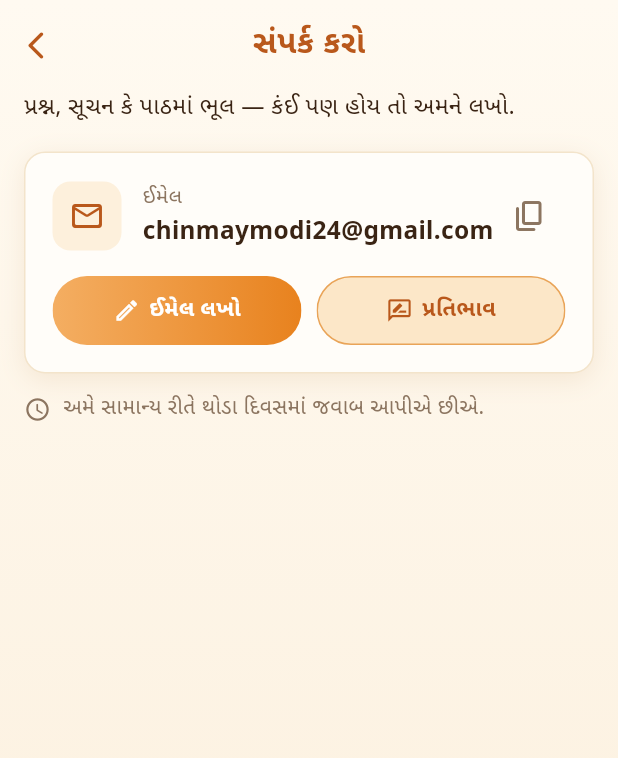
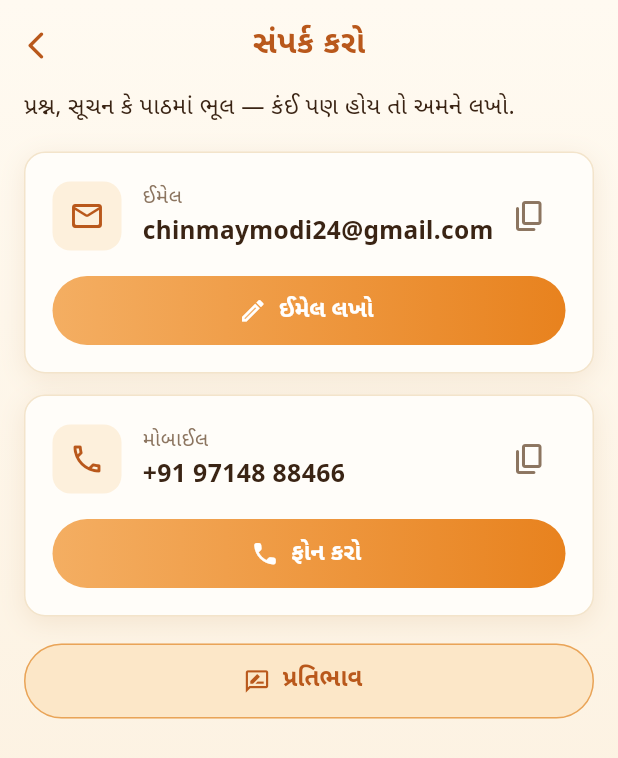
Before and after one commit to chinmaymodi24/pushtimarg-nitya-path, a Flutter app: the ContactView screen opened by its route, on a phone screen of 412 x 824 dp. Shown: the top 758 px of the screen. Run offline on Flutter 3.47's test engine with Material 3 defaults, Android fonts, the phone set to English and light mode, and no system bars; our stand-ins replace flutter_svg, get, get_storage; accounts and stored records are empty.

Commit message:
Contact: add mobile number with call; rename More to Menu
- Contact page shows email and mobile, each with copy and a primary
  action (write email / call); the reply-time line is removed.
- The More tab and page are now Menu; the description under the logo
  moves to About only.
- Menu and About headers align with every other page.

Co-Authored-By: Claude Opus 5.5 <noreply@anthropic.com>
Claude-Session: https://claude.ai/code/session_01GGw6umaZzkZjSnBB44UrMi

```diff
--- a/lib/core/config/app_config.dart
+++ b/lib/core/config/app_config.dart
@@ -3,6 +3,10 @@ abstract class AppConfig {
   static const version = '1.0.0';
   static const contactEmail = 'chinmaymodi24@gmail.com';
 
+  /// Shown as +91 97148 88466; dialled with the country code.
+  static const contactPhone = '+919714888466';
+  static const contactPhoneDisplay = '+91 97148 88466';
+
   /// Beads in one mala.
   static const malaBeads = 108;
 }
--- a/lib/core/translations/app_translations.dart
+++ b/lib/core/translations/app_translations.dart
@@ -13,7 +13,7 @@ class AppTranslations extends Translations {
     'nav_home': "મુખ્ય",
     'nav_paths': "પાઠ",
     'nav_settings': "સેટિંગ",
-    'nav_more': "વધુ",
+    'nav_more': "મેનુ",
     'seva_suffix': "સેવા",
     'all_paths': "પાઠ",
     'no_paths': "આ સેવાના પાઠ ટૂંક સમયમાં ઉમેરાશે.",
@@ -33,7 +33,7 @@ class AppTranslations extends Translations {
     'type_specimen': "અક્ષર નમૂનો",
     'smallest': "સૌથી નાનું",
     'largest': "સૌથી મોટું",
-    'more': "વધુ",
+    'more': "મેનુ",
     'about': "અમારા વિશે",
     'contact': "સંપર્ક કરો",
     'privacy': "ગોપનીયતા નીતિ",
@@ -88,7 +88,6 @@ class AppTranslations extends Translations {
     'no_email_app': "ઈમેલ એપ મળી નહીં. સરનામું કૉપિ કર્યું છે:",
     'contact_intro': "પ્રશ્ન, સૂચન કે પાઠમાં ભૂલ — કંઈ પણ હોય તો અમને લખો.",
     'contact_email': "ઈમેલ",
-    'contact_reply': "અમે સામાન્ય રીતે થોડા દિવસમાં જવાબ આપીએ છીએ.",
     'write_email': "ઈમેલ લખો",
     'copy': "કૉપિ",
     'copied': "કૉપિ થયું",
@@ -135,6 +134,9 @@ class AppTranslations extends Translations {
     'reset_t': "ચાલુ માળા ફરી શરૂ કરવી છે?",
     'reset_m': "ચાલુ માળાની ગણતરી 0 થઈ જશે. પૂર્ણ થયેલી માળા પર કોઈ અસર નહીં થાય.",
     'restart': "ફરી શરૂ કરો",
+    'contact_phone': "મોબાઈલ",
+    'call': "ફોન કરો",
+    'no_dialer': "ફોન એપ મળી નહીં. નંબર કૉપિ કર્યો છે:",
   };
 
   static const _hi = {
@@ -142,7 +144,7 @@ class AppTranslations extends Translations {
     'nav_home': "मुख्य",
     'nav_paths': "पाठ",
     'nav_settings': "सेटिंग",
-    'nav_more': "और",
+    'nav_more': "मेनू",
     'seva_suffix': "सेवा",
     'all_paths': "पाठ",
     'no_paths': "इस सेवा के पाठ शीघ्र जोड़े जाएँगे।",
@@ -162,7 +164,7 @@ class AppTranslations extends Translations {
     'type_specimen': "अक्षर नमूना",
     'smallest': "सबसे छोटा",
     'largest': "सबसे बड़ा",
-    'more': "और",
+    'more': "मेनू",
     'about': "हमारे बारे में",
     'contact': "संपर्क करें",
     'privacy': "गोपनीयता नीति",
@@ -217,7 +219,6 @@ class AppTranslations extends Translations {
     'no_email_app': "ईमेल ऐप नहीं मिला। पता कॉपी कर लिया है:",
     'contact_intro': "प्रश्न, सुझाव या पाठ में त्रुटि — कुछ भी हो तो हमें लिखें।",
     'contact_email': "ईमेल",
-    'contact_reply': "हम सामान्यतः कुछ दिनों में उत्तर देते हैं।",
     'write_email': "ईमेल लिखें",
     'copy': "कॉपी",
     'copied': "कॉपी हुआ",
@@ -264,6 +265,9 @@ class AppTranslations extends Translations {
     'reset_t': "चालू माला फिर से शुरू करनी है?",
     'reset_m': "चालू माला की गिनती 0 हो जाएगी। पूर्ण हुई मालाओं पर कोई असर नहीं होगा।",
     'restart': "फिर शुरू करें",
+    'contact_phone': "मोबाइल",
+    'call': "कॉल करें",
+    'no_dialer': "फ़ोन ऐप नहीं मिला। नंबर कॉपी कर लिया है:",
   };
 
   static const _en = {
@@ -271,7 +275,7 @@ class AppTranslations extends Translations {
     'nav_home': "Home",
     'nav_paths': "Paths",
     'nav_settings': "Settings",
-    'nav_more': "More",
+    'nav_more': "Menu",
     'seva_suffix': "Seva",
     'all_paths': "Paths",
     'no_paths': "Paths for this seva will be added soon.",
@@ -291,7 +295,7 @@ class AppTranslations extends Translations {
     'type_specimen': "Type specimen",
     'smallest': "Smallest",
     'largest': "Largest",
-    'more': "More",
+    'more': "Menu",
     'about': "About us",
     'contact': "Contact",
     'privacy': "Privacy policy",
@@ -346,7 +350,6 @@ class AppTranslations extends Translations {
     'no_email_app': "No email app found. Address copied:",
     'contact_intro': "Questions, suggestions or an error in a path: write to us about anything.",
     'contact_email': "Email",
-    'contact_reply': "We usually reply within a few days.",
     'write_email': "Write an email",
     'copy': "Copy",
     'copied': "Copied",
@@ -393,5 +396,8 @@ class AppTranslations extends Translations {
     'reset_t': "Restart this mala?",
     'reset_m': "The current count goes back to 0. Completed malas are not affected.",
     'restart': "Restart",
+    'contact_phone': "Mobile",
+    'call': "Call",
+    'no_dialer': "No phone app found. Number copied:",
   };
 }
--- /dev/null
+++ b/lib/core/utils/dialer.dart
@@ -0,0 +1,26 @@
+import 'package:flutter/services.dart';
+import 'package:get/get.dart';
+import 'package:url_launcher/url_launcher.dart';
+
+import '../config/app_config.dart';
+
+abstract class Dialer {
+  /// Opens the phone app with the number ready; copies it when there is none.
+  static Future<void> call() async {
+    var ok = false;
+    try {
+      ok = await launchUrl(Uri(scheme: 'tel', path: AppConfig.contactPhone));
+    } catch (_) {
+      ok = false;
+    }
+    if (!ok) {
+      await Clipboard.setData(
+        const ClipboardData(text: AppConfig.contactPhoneDisplay),
+      );
+      Get.rawSnackbar(
+        message: '${'no_dialer'.tr} ${AppConfig.contactPhoneDisplay}',
+        duration: const Duration(seconds: 4),
+      );
+    }
+  }
+}
--- a/lib/modules/contact/contact_view.dart
+++ b/lib/modules/contact/contact_view.dart
@@ -4,6 +4,7 @@ import 'package:get/get.dart';
 
 import '../../core/config/app_config.dart';
 import '../../core/theme/palette.dart';
+import '../../core/utils/dialer.dart';
 import '../../core/utils/mailer.dart';
 import '../../core/widgets/app_card.dart';
 import '../../core/widgets/page_header.dart';
@@ -24,86 +25,49 @@ class ContactView extends StatelessWidget {
             child: ListView(
               padding: const EdgeInsets.fromLTRB(16, 0, 16, 24),
               children: [
-                Text('contact_intro'.tr,
-                    style: TextStyle(fontSize: 15.5, height: 1.6, color: p.text)),
+                Text(
+                  'contact_intro'.tr,
+                  style: TextStyle(fontSize: 15.5, height: 1.6, color: p.text),
+                ),
                 const SizedBox(height: 16),
-                AppCard(
-                  padding: const EdgeInsets.all(18),
-                  child: Column(
-                    crossAxisAlignment: CrossAxisAlignment.start,
-                    children: [
-                      Row(children: [
-                        Container(
-                          width: 46,
-                          height: 46,
-                          decoration: BoxDecoration(
-                              color: p.iconTile,
-                              borderRadius: BorderRadius.circular(12)),
-                          child: Icon(Icons.mail_outline_rounded,
-                              color: p.heading),
+                _ContactCard(
+                  icon: Icons.mail_outline_rounded,
+                  label: 'contact_email'.tr,
+                  value: AppConfig.contactEmail,
+                  actionIcon: Icons.edit_outlined,
+                  actionLabel: 'write_email'.tr,
+                  onAction: () => Mailer.compose(subject: 'Nitya Path'),
                 ),
-                        const SizedBox(width: 14),
-                        Expanded(
-                          child: Column(
-                            crossAxisAlignment: CrossAxisAlignment.start,
-                            children: [
-                              Text('contact_email'.tr,
+                const SizedBox(height: 14),
+                _ContactCard(
+                  icon: Icons.call_outlined,
+                  label: 'contact_phone'.tr,
+                  value: AppConfig.contactPhoneDisplay,
+                  actionIcon: Icons.call_rounded,
+                  actionLabel: 'call'.tr,
+                  onAction: Dialer.call,
+                ),
+                const SizedBox(height: 18),
+                SizedBox(
+                  height: 50,
+                  child: OutlinedButton.icon(
+                    onPressed: () => Get.toNamed(Routes.feedback),
+                    style: OutlinedButton.styleFrom(
+                      backgroundColor: p.pill,
+                      side: BorderSide(color: p.pillBorder),
+                      shape: const StadiumBorder(),
+                    ),
+                    icon: Icon(Icons.rate_review_outlined, color: p.heading),
+                    label: Text(
+                      'feedback'.tr,
                       style: TextStyle(
-                                      fontSize: 13.5, color: p.subtext)),
-                              FittedBox(
-                                fit: BoxFit.scaleDown,
-                                child: Text(AppConfig.contactEmail,
-                                    style: TextStyle(
-                                        fontFamily: 'NotoSans',
-                                        fontSize: 16.5,
-                                        fontWeight: FontWeight.w600,
-                                        color: p.text)),
-                              ),
-                            ],
+                        fontSize: 16,
+                        fontWeight: FontWeight.w700,
+                        color: p.heading,
                       ),
                     ),
-                        IconButton(
-                          tooltip: 'copy'.tr,
-                          icon: Icon(Icons.copy_rounded, color: p.subtext),
-                          onPressed: () {
-                            Clipboard.setData(const ClipboardData(
-                                text: AppConfig.contactEmail));
-                            Get.rawSnackbar(message: 'copied'.tr);
-                          },
-                        ),
-                      ]),
-                      const SizedBox(height: 16),
-                      Row(children: [
-                        Expanded(
-                          child: _Action(
-                            icon: Icons.edit_outlined,
-                            label: 'write_email'.tr,
-                            filled: true,
-                            onTap: () =>
-                                Mailer.compose(subject: 'Nitya Path'),
                   ),
                 ),
-                        const SizedBox(width: 10),
-                        Expanded(
-                          child: _Action(
-                            icon: Icons.rate_review_outlined,
-                            label: 'feedback'.tr,
-                            onTap: () => Get.toNamed(Routes.feedback),
-                          ),
-                        ),
-                      ]),
-                    ],
-                  ),
-                ),
-                const SizedBox(height: 14),
-                Row(children: [
-                  Icon(Icons.schedule_rounded, size: 18, color: p.subtext),
-                  const SizedBox(width: 8),
-                  Expanded(
-                    child: Text('contact_reply'.tr,
-                        style: TextStyle(fontSize: 14, color: p.subtext)),
-                  ),
-                ]),
               ],
             ),
           ),
@@ -113,52 +77,98 @@ class ContactView extends StatelessWidget {
   }
 }
 
-class _Action extends StatelessWidget {
-  const _Action(
-      {required this.icon,
+/// One way to reach us: label, value, copy, and a primary action.
+class _ContactCard extends StatelessWidget {
+  const _ContactCard({
+    required this.icon,
     required this.label,
-      required this.onTap,
-      this.filled = false});
-  final IconData icon;
-  final String label;
-  final VoidCallback onTap;
-  final bool filled;
+    required this.value,
+    required this.actionIcon,
+    required this.actionLabel,
+    required this.onAction,
+  });
+
+  final IconData icon, actionIcon;
+  final String label, value, actionLabel;
+  final VoidCallback onAction;
 
   @override
   Widget build(BuildContext context) {
     final p = context.pal;
-    final fg = filled ? p.onChipSelected : p.heading;
-    return Material(
-      color: Colors.transparent,
-      child: InkWell(
-        borderRadius: BorderRadius.circular(24),
-        onTap: onTap,
-        child: Ink(
+    return AppCard(
+      padding: const EdgeInsets.all(18),
+      child: Column(
+        crossAxisAlignment: CrossAxisAlignment.stretch,
+        children: [
+          Row(
+            children: [
+              Container(
+                width: 46,
                 height: 46,
                 decoration: BoxDecoration(
-            gradient: filled ? LinearGradient(colors: p.chipSelected) : null,
-            color: filled ? null : p.pill,
-            border: filled ? null : Border.all(color: p.pillBorder),
-            borderRadius: BorderRadius.circular(24),
+                  color: p.iconTile,
+                  borderRadius: BorderRadius.circular(12),
                 ),
-          child: Row(
-            mainAxisAlignment: MainAxisAlignment.center,
+                child: Icon(icon, color: p.heading),
+              ),
+              const SizedBox(width: 14),
+              Expanded(
+                child: Column(
+                  crossAxisAlignment: CrossAxisAlignment.start,
                   children: [
-              Icon(icon, size: 18, color: fg),
-              const SizedBox(width: 6),
-              Flexible(
-                child: FittedBox(
+                    Text(
+                      label,
+                      style: TextStyle(fontSize: 13.5, color: p.subtext),
+                    ),
+                    FittedBox(
                       fit: BoxFit.scaleDown,
-                  child: Text(label,
+                      alignment: Alignment.centerLeft,
+                      child: Text(
+                        value,
                         style: TextStyle(
-                          fontSize: 14.5,
-                          fontWeight: FontWeight.w700,
-                          color: fg)),
+                          fontFamily: 'NotoSans',
+                          fontSize: 16.5,
+                          fontWeight: FontWeight.w600,
+                          color: p.text,
+                        ),
                       ),
                     ),
                   ],
                 ),
               ),
+              IconButton(
+                tooltip: 'copy'.tr,
+                icon: Icon(Icons.copy_rounded, color: p.subtext),
+                onPressed: () {
+                  Clipboard.setData(ClipboardData(text: value));
+                  Get.rawSnackbar(message: 'copied'.tr);
+                },
+              ),
+            ],
+          ),
+          const SizedBox(height: 16),
+          SizedBox(
+            height: 46,
+            child: DecoratedBox(
+              decoration: BoxDecoration(
+                gradient: LinearGradient(colors: p.chipSelected),
+                borderRadius: BorderRadius.circular(23),
+              ),
+              child: TextButton.icon(
+                onPressed: onAction,
+                icon: Icon(actionIcon, size: 19, color: p.onChipSelected),
+                label: Text(
+                  actionLabel,
+                  style: TextStyle(
+                    fontSize: 15.5,
+                    fontWeight: FontWeight.w700,
+                    color: p.onChipSelected,
+                  ),
+                ),
+              ),
+            ),
+          ),
+        ],
       ),
     );
   }
--- a/lib/modules/more/about_view.dart
+++ b/lib/modules/more/about_view.dart
@@ -17,29 +17,48 @@ class AboutView extends StatelessWidget {
     final p = context.pal;
     return PageScaffold(
       body: ListView(
-              padding: const EdgeInsets.fromLTRB(16, 0, 16, 32),
+        // Header sits edge to edge like every other page; content is inset.
+        padding: const EdgeInsets.only(bottom: 32),
+        children: [
+          PageHeader(title: 'about'.tr, onBack: Get.back),
+          Padding(
+            padding: const EdgeInsets.symmetric(horizontal: 16),
+            child: Column(
+              crossAxisAlignment: CrossAxisAlignment.stretch,
               children: [
-                PageHeader(title: 'about'.tr, onBack: Get.back),
                 const Center(child: AppLogo(width: 220)),
                 const SizedBox(height: 16),
                 AppCard(
                   padding: const EdgeInsets.all(18),
-                  child: Text('more_blurb'.tr,
-                      style: TextStyle(fontSize: 15.5, height: 1.75, color: p.text)),
+                  child: Text(
+                    'more_blurb'.tr,
+                    style: TextStyle(
+                      fontSize: 15.5,
+                      height: 1.75,
+                      color: p.text,
+                    ),
+                  ),
                 ),
                 const SizedBox(height: 14),
                 const DisclaimerNote(),
                 const SizedBox(height: 22),
                 Center(
-                  child: Text('${'made_with'.tr} 🙏',
-                      style: TextStyle(fontSize: 14.5, color: p.heading)),
+                  child: Text(
+                    '${'made_with'.tr} 🙏',
+                    style: TextStyle(fontSize: 14.5, color: p.heading),
+                  ),
                 ),
                 const SizedBox(height: 4),
                 Center(
-                  child: Text('${'version'.tr} ${AppConfig.version}',
-                      style: TextStyle(fontSize: 13.5, color: p.subtext)),
+                  child: Text(
+                    '${'version'.tr} ${AppConfig.version}',
+                    style: TextStyle(fontSize: 13.5, color: p.subtext),
+                  ),
                 ),
               ],
+            ),
+          ),
+        ],
       ),
     );
   }
--- a/lib/modules/more/more_view.dart
+++ b/lib/modules/more/more_view.dart
@@ -34,48 +34,65 @@ class MoreView extends StatelessWidget {
   Widget build(BuildContext context) {
     final p = context.pal;
     return ListView(
-            padding: const EdgeInsets.fromLTRB(16, 0, 16, 24),
+      // Header sits edge to edge like every other page; content is inset.
+      padding: const EdgeInsets.only(bottom: 24),
       children: [
         PageHeader(title: 'more'.tr, onBack: onBack),
+        Padding(
+          padding: const EdgeInsets.symmetric(horizontal: 16),
+          child: Column(
+            crossAxisAlignment: CrossAxisAlignment.stretch,
+            children: [
               const LogoHeader(height: 190, logoWidth: 220),
-              const SizedBox(height: 14),
-              Text('more_blurb'.tr,
-                  style: TextStyle(fontSize: 15, height: 1.7, color: p.text)),
               const SizedBox(height: 16),
               for (final g in _groups) ...[
                 AppCard(
                   padding: EdgeInsets.zero,
-                  child: Column(children: [
+                  child: Column(
+                    children: [
                       for (var i = 0; i < g.length; i++) ...[
                         if (i > 0)
                           Divider(
                             height: 1,
                             indent: 16,
                             endIndent: 16,
-                            color: p.cardBorder),
+                            color: p.cardBorder,
+                          ),
                         ListTile(
-                        contentPadding:
-                            const EdgeInsets.symmetric(horizontal: 16),
+                          contentPadding: const EdgeInsets.symmetric(
+                            horizontal: 16,
+                          ),
                           leading: Icon(g[i].$1, color: p.heading),
-                        title: Text(g[i].$2.tr,
+                          title: Text(
+                            g[i].$2.tr,
                             style: TextStyle(
                               fontSize: 16,
                               fontWeight: FontWeight.w600,
-                                color: p.text)),
-                        trailing:
-                            Icon(Icons.chevron_right_rounded, color: p.subtext),
+                              color: p.text,
+                            ),
+                          ),
+                          trailing: Icon(
+                            Icons.chevron_right_rounded,
+                            color: p.subtext,
+                          ),
                           onTap: () => Get.toNamed(g[i].$3, arguments: g[i].$4),
                         ),
                       ],
-                  ]),
+                    ],
+                  ),
                 ),
                 const SizedBox(height: 14),
               ],
               const DisclaimerNote(),
               const SizedBox(height: 20),
               Center(
-                child: Text('${'version'.tr} ${AppConfig.version}',
-                    style: TextStyle(fontSize: 14, color: p.subtext)),
+                child: Text(
+                  '${'version'.tr} ${AppConfig.version}',
+                  style: TextStyle(fontSize: 14, color: p.subtext),
+                ),
+              ),
+            ],
+          ),
         ),
       ],
     );
```
Also changed, not shown: 1 other file. Lines whose indentation alone changed are shown as unchanged.
